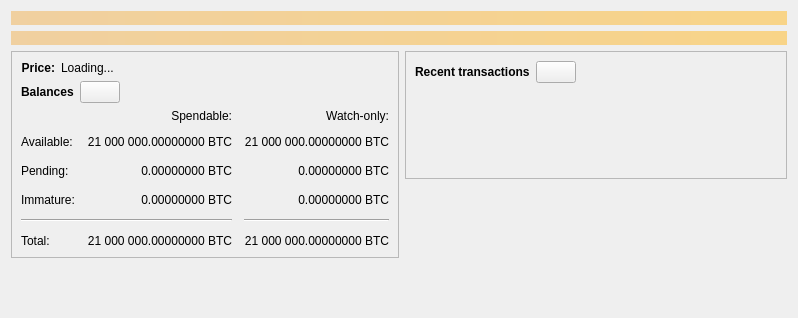
Above: src/qt/forms/overviewpage.ui from mateable/mateablecoin-24.x before the change. Below: the same form after it.
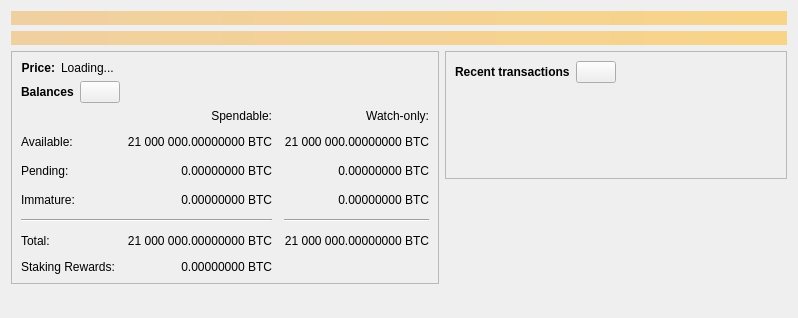
That is the form after the change. Icons and pictures are not drawn. Custom widgets are drawn as their Qt base class.

Commit message: UI: Add staking rewards display to overview page

```diff
--- a/src/qt/forms/overviewpage.ui
+++ b/src/qt/forms/overviewpage.ui
@@ -349,6 +349,33 @@
               </property>
              </widget>
             </item>
+<item row="6" column="0">
+ <widget class="QLabel" name="labelStakingRewardsText">
+  <property name="text">
+   <string>Staking Rewards:</string>
+  </property>
+ </widget>
+</item>
+<item row="6" column="1">
+ <widget class="QLabel" name="labelStakingRewards">
+  <property name="cursor">
+   <cursorShape>IBeamCursor</cursorShape>
+  </property>
+  <property name="toolTip">
+   <string>Total rewards earned from staking</string>
+  </property>
+  <property name="text">
+   <string notr="true">0.00000000 BTC</string>
+  </property>
+  <property name="alignment">
+   <set>Qt::AlignRight|Qt::AlignTrailing|Qt::AlignVCenter</set>
+  </property>
+  <property name="textInteractionFlags">
+   <set>Qt::LinksAccessibleByMouse|Qt::TextSelectableByKeyboard|Qt::TextSelectableByMouse</set>
+  </property>
+ </widget>
+</item>
+
             <item row="0" column="2">
              <widget class="QLabel" name="labelWatchonly">
               <property name="text">
@@ -498,7 +525,7 @@
              </widget>
             </item>
             <item>
-             <spacer name="horizontalSpacer">
+             <spacer name="horizontalSpacer_1">
               <property name="orientation">
                <enum>Qt::Horizontal</enum>
               </property>
```
The commit also changes 5 other files.
